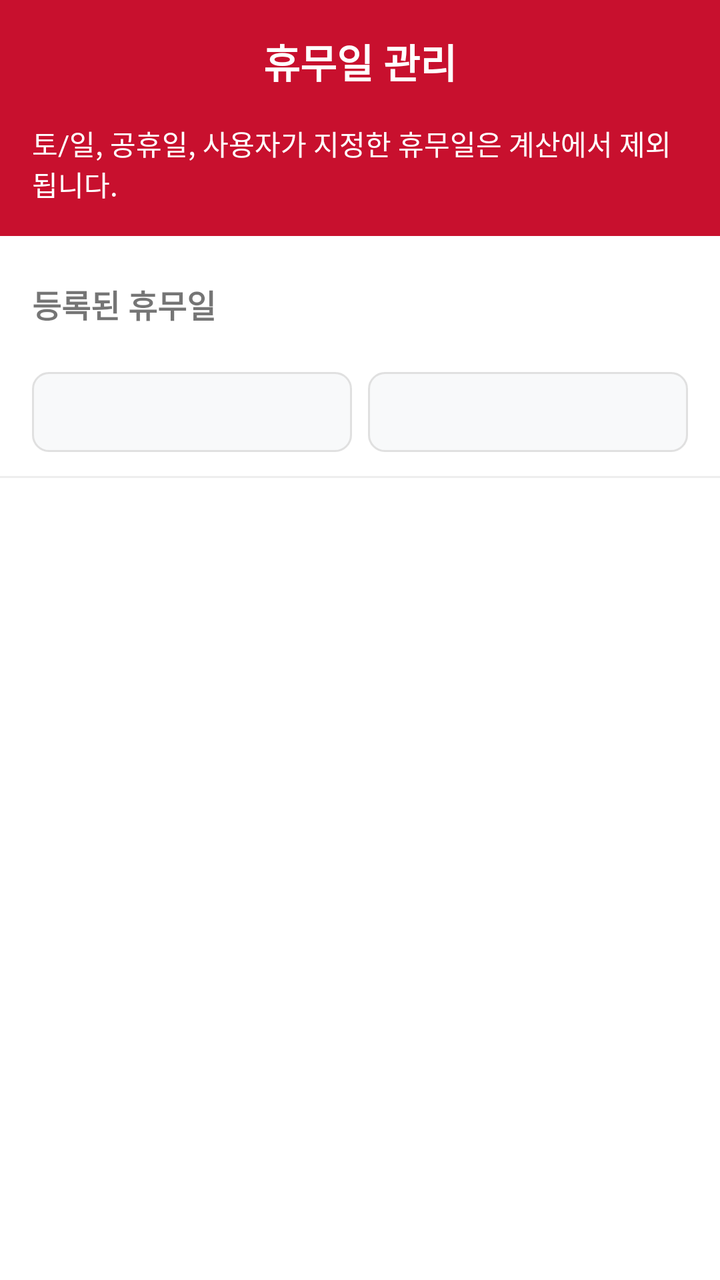
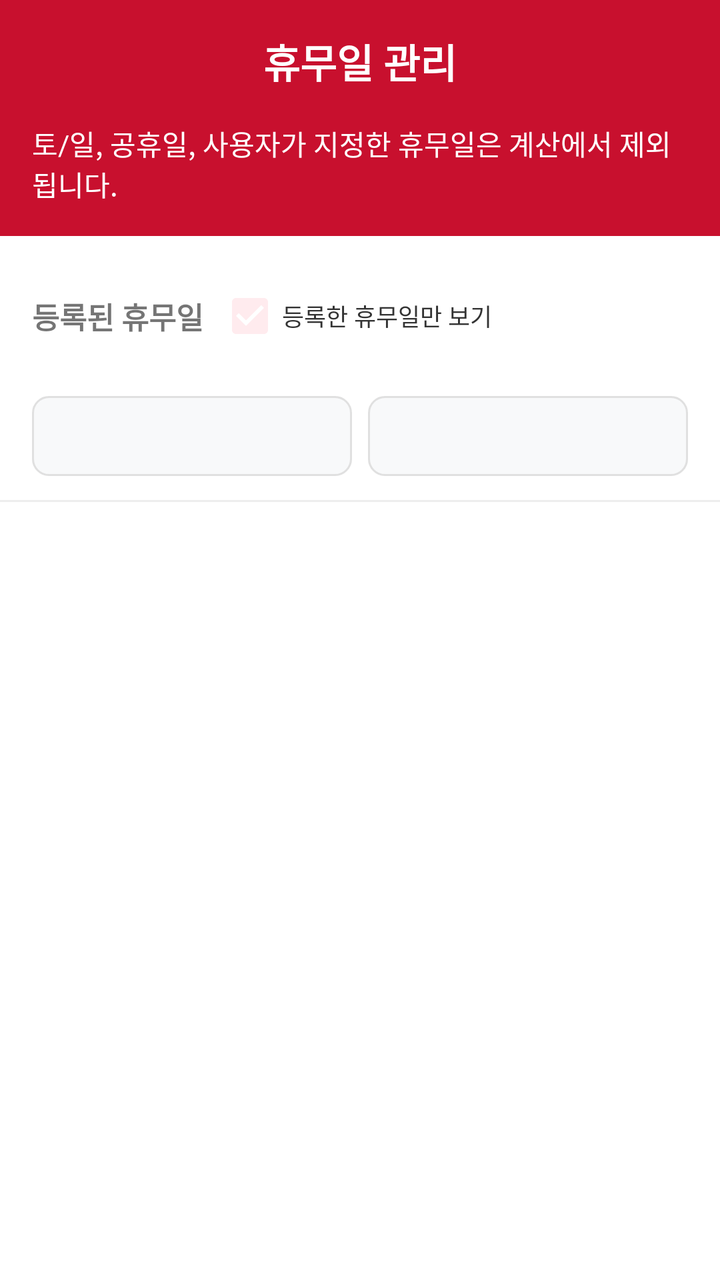

Before-and-after screenshots of an Android layout around one commit, followed by the original layout XML and the change that was made.
<!-- AndroidManifest.xml: application theme Theme.BusinessDayCalculator -->
<!-- res/layout/fragment_holiday.xml -->
<?xml version="1.0" encoding="utf-8"?>
<ScrollView xmlns:android="http://schemas.android.com/apk/res/android"
    android:layout_width="match_parent"
    android:layout_height="match_parent"
    android:fillViewport="true">

    <LinearLayout
        android:layout_width="match_parent"
        android:layout_height="wrap_content"
        android:orientation="vertical">

        
        <LinearLayout
            android:layout_width="match_parent"
            android:layout_height="wrap_content"
            android:background="@color/primary"
            android:orientation="vertical"
            android:padding="16dp">

            <RelativeLayout
                android:layout_width="match_parent"
                android:layout_height="wrap_content">
                <TextView
                    android:layout_width="wrap_content"
                    android:layout_height="wrap_content"
                    android:text="@string/title_holiday"
                    android:textColor="@color/white"
                    android:textSize="20sp"
                    android:textStyle="bold"
                    android:layout_centerInParent="true" />
            </RelativeLayout>

            <TextView
                android:layout_width="match_parent"
                android:layout_height="wrap_content"
                android:text="@string/holiday_desc"
                android:textColor="@color/white"
                android:textSize="14sp"
                android:layout_marginTop="16dp" />
        </LinearLayout>

        <RelativeLayout
            android:layout_width="match_parent"
            android:layout_height="wrap_content"
            android:padding="16dp">

            <TextView
                android:layout_width="wrap_content"
                android:layout_height="wrap_content"
                android:text="@string/registered_holidays"
                android:textSize="16sp"
                android:textStyle="bold"
                android:layout_centerVertical="true" />

            <Button
                android:id="@+id/btnAddHoliday"
                android:layout_width="wrap_content"
                android:layout_height="36dp"
                android:backgroundTint="@color/primary"
                android:text="@string/add_holiday"
                android:textSize="13sp"
                android:textStyle="bold"
                android:textColor="@color/white"
                android:layout_alignParentEnd="true"
                style="@style/Widget.MaterialComponents.Button.UnelevatedButton" />
        </RelativeLayout>

        
        <LinearLayout
            android:layout_width="match_parent"
            android:layout_height="wrap_content"
            android:orientation="horizontal"
            android:paddingLeft="16dp"
            android:paddingRight="16dp"
            android:paddingBottom="12dp"
            android:gravity="center_vertical">

            <Spinner
                android:id="@+id/spFilterYear"
                android:layout_width="0dp"
                android:layout_height="40dp"
                android:layout_weight="1"
                android:background="@drawable/bg_edittext"
                android:paddingLeft="8dp"
                android:paddingRight="8dp"
                android:layout_marginEnd="8dp" />

            <Spinner
                android:id="@+id/spFilterMonth"
                android:layout_width="0dp"
                android:layout_height="40dp"
                android:layout_weight="1"
                android:background="@drawable/bg_edittext"
                android:paddingLeft="8dp"
                android:paddingRight="8dp" />
        </LinearLayout>

        
        <LinearLayout
            android:id="@+id/cardCalendar"
            android:layout_width="match_parent"
            android:layout_height="wrap_content"
            android:background="@drawable/bg_white_card"
            android:orientation="vertical"
            android:padding="16dp"
            android:layout_marginLeft="16dp"
            android:layout_marginRight="16dp"
            android:layout_marginBottom="16dp"
            android:elevation="4dp"
            android:visibility="gone">

            
            <LinearLayout
                android:layout_width="match_parent"
                android:layout_height="wrap_content"
                android:orientation="vertical"
                android:layout_marginBottom="16dp">

                <TextView
                    android:layout_width="wrap_content"
                    android:layout_height="wrap_content"
                    android:text="휴무일 이름"
                    android:textColor="@color/text_main"
                    android:textSize="13sp"
                    android:textStyle="bold"
                    android:layout_marginBottom="6dp" />

                <EditText
                    android:id="@+id/etHolidayName"
                    android:layout_width="match_parent"
                    android:layout_height="44dp"
                    android:background="@drawable/bg_edittext"
                    android:paddingLeft="12dp"
                    android:paddingRight="12dp"
                    android:text="대체공휴일"
                    android:textColor="@color/text_main"
                    android:textSize="14sp"
                    android:singleLine="true"
                    android:inputType="text" />
            </LinearLayout>

            <View
                android:layout_width="match_parent"
                android:layout_height="1dp"
                android:background="@color/divider"
                android:layout_marginBottom="16dp" />

            
            <RelativeLayout
                android:layout_width="match_parent"
                android:layout_height="wrap_content"
                android:layout_marginBottom="16dp">

                <ImageView
                    android:id="@+id/btnPrevMonth"
                    android:layout_width="32dp"
                    android:layout_height="32dp"
                    android:src="@drawable/ic_chevron_left_red"
                    android:layout_alignParentStart="true"
                    android:layout_centerVertical="true"
                    android:padding="4dp"
                    android:clickable="true"
                    android:focusable="true"
                    android:contentDescription="이전달" />

                <TextView
                    android:id="@+id/tvCalendarMonthTitle"
                    android:layout_width="wrap_content"
                    android:layout_height="wrap_content"
                    android:layout_centerInParent="true"
                    android:text="2026년 9월"
                    android:textColor="@color/primary"
                    android:textSize="17sp"
                    android:textStyle="bold" />

                <ImageView
                    android:id="@+id/btnNextMonth"
                    android:layout_width="32dp"
                    android:layout_height="32dp"
                    android:src="@drawable/ic_chevron_right_red"
                    android:layout_alignParentEnd="true"
                    android:layout_centerVertical="true"
                    android:padding="4dp"
                    android:clickable="true"
                    android:focusable="true"
                    android:contentDescription="다음달" />
            </RelativeLayout>

            
            <LinearLayout
                android:layout_width="match_parent"
                android:layout_height="wrap_content"
                android:orientation="horizontal"
                android:layout_marginBottom="12dp">

                <TextView android:layout_width="0dp" android:layout_height="wrap_content" android:layout_weight="1" android:text="일" android:textColor="@color/text_secondary" android:gravity="center" android:textSize="13sp" />
                <TextView android:layout_width="0dp" android:layout_height="wrap_content" android:layout_weight="1" android:text="월" android:textColor="@color/text_secondary" android:gravity="center" android:textSize="13sp" />
                <TextView android:layout_width="0dp" android:layout_height="wrap_content" android:layout_weight="1" android:text="화" android:textColor="@color/text_secondary" android:gravity="center" android:textSize="13sp" />
                <TextView android:layout_width="0dp" android:layout_height="wrap_content" android:layout_weight="1" android:text="수" android:textColor="@color/text_secondary" android:gravity="center" android:textSize="13sp" />
                <TextView android:layout_width="0dp" android:layout_height="wrap_content" android:layout_weight="1" android:text="목" android:textColor="@color/text_secondary" android:gravity="center" android:textSize="13sp" />
                <TextView android:layout_width="0dp" android:layout_height="wrap_content" android:layout_weight="1" android:text="금" android:textColor="@color/text_secondary" android:gravity="center" android:textSize="13sp" />
                <TextView android:layout_width="0dp" android:layout_height="wrap_content" android:layout_weight="1" android:text="토" android:textColor="@color/text_secondary" android:gravity="center" android:textSize="13sp" />
            </LinearLayout>

            
            <GridLayout
                android:id="@+id/gridCalendarDays"
                android:layout_width="match_parent"
                android:layout_height="wrap_content"
                android:columnCount="7"
                android:alignmentMode="alignBounds"
                android:useDefaultMargins="false"
                android:layout_marginBottom="16dp" />

            
            <Button
                android:id="@+id/btnConfirmAddHoliday"
                android:layout_width="match_parent"
                android:layout_height="48dp"
                android:backgroundTint="@color/primary"
                android:text="추가"
                android:textColor="@color/white"
                android:textSize="16sp"
                android:textStyle="bold"
                style="@style/Widget.MaterialComponents.Button.UnelevatedButton" />

        </LinearLayout>

        <View
            android:layout_width="match_parent"
            android:layout_height="1dp"
            android:background="@color/divider" />

        <TextView
            android:id="@+id/tvEmpty"
            android:layout_width="match_parent"
            android:layout_height="wrap_content"
            android:padding="32dp"
            android:text="@string/no_holidays"
            android:gravity="center"
            android:visibility="gone" />

        <androidx.recyclerview.widget.RecyclerView
            android:id="@+id/rvHolidays"
            android:layout_width="match_parent"
            android:layout_height="wrap_content"
            android:nestedScrollingEnabled="false"
            android:padding="16dp" />

        
        <Button
            android:id="@+id/btnLoadMore"
            android:layout_width="match_parent"
            android:layout_height="44dp"
            android:text="+ 더보기"
            android:textColor="@color/primary"
            android:backgroundTint="#FFEBEE"
            android:textSize="14sp"
            android:textStyle="bold"
            android:layout_marginLeft="16dp"
            android:layout_marginRight="16dp"
            android:layout_marginBottom="24dp"
            android:visibility="gone"
            style="@style/Widget.MaterialComponents.Button.UnelevatedButton" />

    </LinearLayout>

</ScrollView>
<!-- resources referenced by this layout -->
<resources>
  <color name="divider">#EEEEEE</color>
  <color name="primary">#C8102E</color>
  <color name="text_main">#333333</color>
  <color name="text_secondary">#777777</color>
  <color name="white">#FFFFFFFF</color>
  <!-- drawable bg_edittext (drawable) -->
  <?xml version="1.0" encoding="utf-8"?>
  <shape xmlns:android="http://schemas.android.com/apk/res/android"
      android:shape="rectangle">
      <corners android:radius="8dp" />
      <solid android:color="#F8F9FA" />
      <stroke android:width="1dp" android:color="#E0E0E0" />
  </shape>
  <!-- drawable bg_white_card (drawable) -->
  <?xml version="1.0" encoding="utf-8"?>
  <shape xmlns:android="http://schemas.android.com/apk/res/android"
      android:shape="rectangle">
      <corners android:radius="12dp" />
      <solid android:color="@color/white" />
  </shape>
  <!-- drawable ic_chevron_left_red (drawable) -->
  <vector xmlns:android="http://schemas.android.com/apk/res/android"
      android:width="24dp"
      android:height="24dp"
      android:viewportWidth="24"
      android:viewportHeight="24">
    <path
        android:fillColor="#C8102E"
        android:pathData="M15.41,7.41L14,6l-6,6 6,6 1.41,-1.41L10.83,12z"/>
  </vector>
  <!-- drawable ic_chevron_right_red (drawable) -->
  <vector xmlns:android="http://schemas.android.com/apk/res/android"
      android:width="24dp"
      android:height="24dp"
      android:viewportWidth="24"
      android:viewportHeight="24">
    <path
        android:fillColor="#C8102E"
        android:pathData="M10,6L8.59,7.41L13.17,12L8.59,16.59L10,18l6,-6z"/>
  </vector>
  <string name="add_holiday">+ 휴무일 추가</string>
  <string name="holiday_desc">토/일, 공휴일, 사용자가 지정한 휴무일은 계산에서 제외됩니다.</string>
  <string name="no_holidays">등록된 대체공휴일이 없습니다.</string>
  <string name="registered_holidays">등록된 휴무일</string>
  <string name="title_holiday">휴무일 관리</string>
  <style name="Theme.BusinessDayCalculator" parent="Base.Theme.BusinessDayCalculator" />
  <style name="Base.Theme.BusinessDayCalculator" parent="Theme.MaterialComponents.DayNight.NoActionBar">
          
          <item name="colorPrimary">@color/primary</item>
          <item name="colorPrimaryVariant">@color/primary_variant</item>
          <item name="colorOnPrimary">@color/white</item>
          <item name="colorSecondary">@color/secondary</item>
      </style>
  <color name="primary_variant">#A00C24</color>
  <color name="secondary">#FFEBEE</color>
</resources>

<!-- the commit's change to res/layout/fragment_holiday.xml (unified diff, before → after) -->
@@ -1,5 +1,5 @@
 <?xml version="1.0" encoding="utf-8"?>
-<ScrollView xmlns:android="http://schemas.android.com/apk/res/android"
+<androidx.core.widget.NestedScrollView xmlns:android="http://schemas.android.com/apk/res/android"
     android:layout_width="match_parent"
     android:layout_height="match_parent"
     android:fillViewport="true">
@@ -39,18 +39,30 @@
                 android:layout_marginTop="16dp" />
         </LinearLayout>
 
-        <RelativeLayout
-            android:layout_width="match_parent"
-            android:layout_height="wrap_content"
-            android:padding="16dp">
+        <LinearLayout
+            android:layout_width="match_parent"
+            android:layout_height="wrap_content"
+            android:padding="16dp"
+            android:gravity="center_vertical"
+            android:orientation="horizontal">
 
             <TextView
+                android:layout_width="0dp"
+                android:layout_height="wrap_content"
+                android:layout_weight="1"
+                android:text="@string/registered_holidays"
+                android:textSize="15sp"
+                android:textStyle="bold" />
+
+            <CheckBox
+                android:id="@+id/cbOnlyCustom"
                 android:layout_width="wrap_content"
                 android:layout_height="wrap_content"
-                android:text="@string/registered_holidays"
-                android:textSize="16sp"
-                android:textStyle="bold"
-                android:layout_centerVertical="true" />
+                android:text="등록한 휴무일만 보기"
+                android:textSize="12sp"
+                android:textColor="@color/text_main"
+                android:checked="true"
+                android:layout_marginEnd="6dp" />
 
             <Button
                 android:id="@+id/btnAddHoliday"
@@ -58,12 +70,13 @@
                 android:layout_height="36dp"
                 android:backgroundTint="@color/primary"
                 android:text="@string/add_holiday"
-                android:textSize="13sp"
+                android:textSize="12sp"
                 android:textStyle="bold"
                 android:textColor="@color/white"
-                android:layout_alignParentEnd="true"
+                android:paddingLeft="8dp"
+                android:paddingRight="8dp"
                 style="@style/Widget.MaterialComponents.Button.UnelevatedButton" />
-        </RelativeLayout>
+        </LinearLayout>
 
         
         <LinearLayout
@@ -240,29 +253,13 @@
             android:gravity="center"
             android:visibility="gone" />
 
-        <androidx.recyclerview.widget.RecyclerView
-            android:id="@+id/rvHolidays"
-            android:layout_width="match_parent"
-            android:layout_height="wrap_content"
-            android:nestedScrollingEnabled="false"
+        <LinearLayout
+            android:id="@+id/llHolidaysContainer"
+            android:layout_width="match_parent"
+            android:layout_height="wrap_content"
+            android:orientation="vertical"
             android:padding="16dp" />
 
-        
-        <Button
-            android:id="@+id/btnLoadMore"
-            android:layout_width="match_parent"
-            android:layout_height="44dp"
-            android:text="+ 더보기"
-            android:textColor="@color/primary"
-            android:backgroundTint="#FFEBEE"
-            android:textSize="14sp"
-            android:textStyle="bold"
-            android:layout_marginLeft="16dp"
-            android:layout_marginRight="16dp"
-            android:layout_marginBottom="24dp"
-            android:visibility="gone"
-            style="@style/Widget.MaterialComponents.Button.UnelevatedButton" />
-
     </LinearLayout>
 
-</ScrollView>
+</androidx.core.widget.NestedScrollView>
